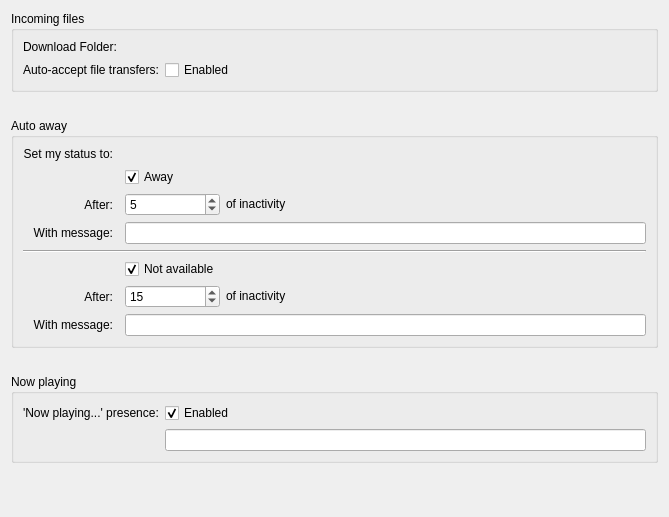
Before: the Qt Designer form config/telepathy-kded-config.ui in KDE/ktp-kded-module, drawn with Qt 5.
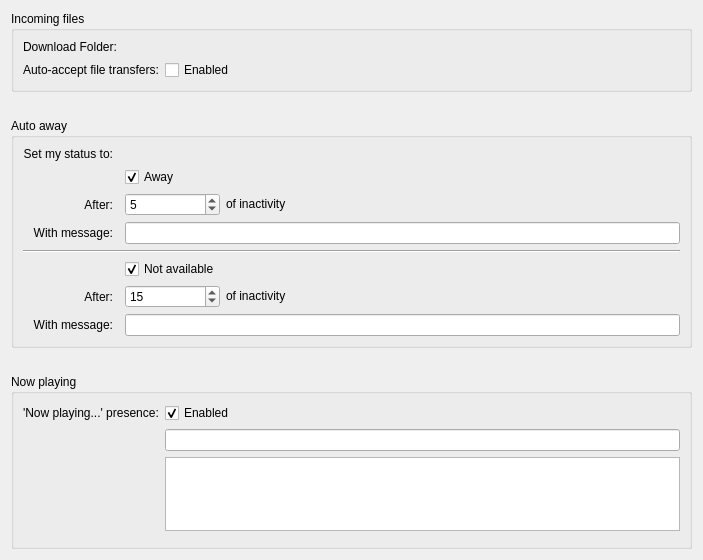
After: the same form once the commit is applied. Custom widgets are drawn as their Qt base class.

What changed in the file:
```diff
--- a/config/telepathy-kded-config.ui
+++ b/config/telepathy-kded-config.ui
@@ -6,8 +6,8 @@
    <rect>
     <x>0</x>
     <y>0</y>
-    <width>669</width>
-    <height>517</height>
+    <width>703</width>
+    <height>560</height>
    </rect>
   </property>
   <layout class="QVBoxLayout" name="verticalLayout">
@@ -283,6 +283,9 @@
       <string>Now playing</string>
      </property>
      <layout class="QFormLayout" name="formLayout_2">
+      <property name="fieldGrowthPolicy">
+       <enum>QFormLayout::ExpandingFieldsGrow</enum>
+      </property>
       <item row="0" column="0">
        <widget class="QLabel" name="m_nowPlayingLabel">
         <property name="text">
@@ -310,10 +313,7 @@
         </property>
        </widget>
       </item>
-     </layout>
-    </widget>
-   </item>
-   <item>
+      <item row="5" column="1">
     <spacer name="verticalSpacer_3">
      <property name="orientation">
       <enum>Qt::Vertical</enum>
@@ -326,6 +326,13 @@
      </property>
     </spacer>
    </item>
+      <item row="4" column="1">
+       <widget class="NowPlayingListWidget" name="m_tagListWidget">
+       </widget>
+      </item>
+     </layout>
+    </widget>
+   </item>
   </layout>
  </widget>
  <customwidgets>
@@ -339,6 +346,16 @@
    <extends>QFrame</extends>
    <header>kurlrequester.h</header>
   </customwidget>
+  <customwidget>
+   <class>NowPlayingLineEdit</class>
+   <extends>QLineEdit</extends>
+   <header>nowplaying-lineedit.h</header>
+  </customwidget>
+  <customwidget>
+   <class>NowPlayingListWidget</class>
+   <extends>QListWidget</extends>
+   <header>nowplaying-listwidget.h</header>
+  </customwidget>
  </customwidgets>
  <resources/>
  <connections/>
```
Left out of the diff: 2 changed lines with no effect on the pictures. Lines whose indentation alone changed are shown as unchanged.
